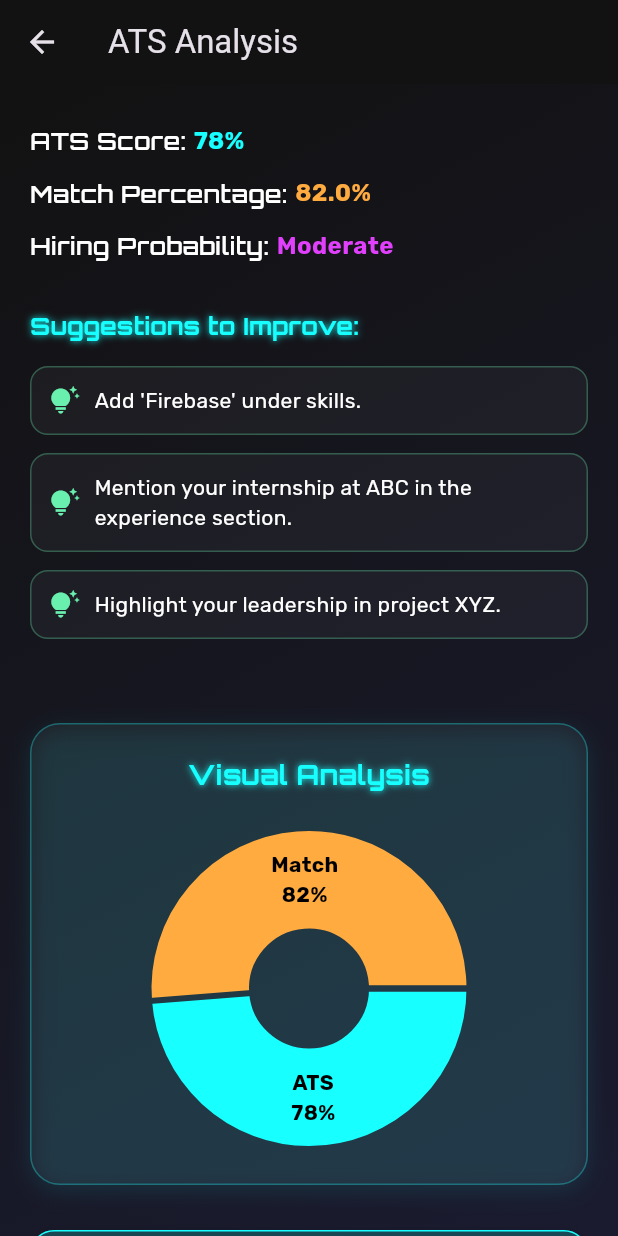
After one commit to arrohisrivastava0/SynthCV, a Flutter app: the ATSAnalysisScreen screen opened directly, on a phone screen of 412 x 824 dp. The commit adds this screen. Run offline on Flutter 3.47's test engine with Material 3 defaults, Android fonts, the phone set to English and light mode, and no system bars; drawn by our look-alikes of fl_chart; our stand-ins replace file_picker, flutter_dotenv, google_fonts, google_sign_in, hive, supabase_flutter; missing offline and left inert: syncfusion_flutter_pdf; accounts and stored records are empty; Roboto replaces fonts that are missing (Montserrat).

Commit message:
Added ats analysis

````diff
--- /dev/null
+++ b/lib/screens/ats_analysis_screen.dart
@@ -0,0 +1,209 @@
+import 'package:flutter/material.dart';
+import 'package:google_fonts/google_fonts.dart';
+import 'package:synthcv/widget/ats_chart_section.dart';
+
+class ATSAnalysisScreen extends StatelessWidget {
+  final int atsScore;
+  final double matchPercentage;
+  final String hiringProbability;
+  final List<String> suggestions;
+  final VoidCallback onRegenerateResume;
+
+  const ATSAnalysisScreen({
+    super.key,
+    required this.atsScore,
+    required this.matchPercentage,
+    required this.hiringProbability,
+    required this.suggestions,
+    required this.onRegenerateResume,
+  });
+
+  @override
+  Widget build(BuildContext context) {
+    return Scaffold(
+      appBar: AppBar(
+        title: const Text("ATS Analysis"),
+        backgroundColor: Colors.transparent,
+        elevation: 0,
+      ),
+      backgroundColor: const Color(0xFF121212),
+      body: Container(
+        width: double.infinity,
+        decoration: const BoxDecoration(
+          gradient: LinearGradient(
+            colors: [Color(0xFF121212), Color(0xFF1A1B2F)],
+            begin: Alignment.topLeft,
+            end: Alignment.bottomRight,
+          ),
+        ),
+        child: SingleChildScrollView(
+          padding: const EdgeInsets.all(20),
+          child: Column(
+            crossAxisAlignment: CrossAxisAlignment.start,
+            children: [
+              _buildScoreTile("ATS Score", "$atsScore%", Colors.cyanAccent),
+              _buildScoreTile("Match Percentage", "$matchPercentage%", Colors.orangeAccent),
+              _buildScoreTile("Hiring Probability", hiringProbability, Colors.purpleAccent),
+              const SizedBox(height: 24),
+              Text(
+                "Suggestions to Improve:",
+                style: GoogleFonts.orbitron(
+                  fontSize: 16,
+                  fontWeight: FontWeight.bold,
+                  color: Colors.cyanAccent,
+                  shadows: [const Shadow(blurRadius: 6, color: Colors.cyanAccent)],
+                ),
+              ),
+              const SizedBox(height: 10),
+              ...suggestions.map((s) => Container(
+                margin: const EdgeInsets.symmetric(vertical: 6),
+                padding: const EdgeInsets.all(12),
+                decoration: BoxDecoration(
+                  color: Colors.white.withOpacity(0.04),
+                  borderRadius: BorderRadius.circular(12),
+                  border: Border.all(color: Colors.greenAccent.withOpacity(0.3)),
+                ),
+                child: Row(
+                  children: [
+                    const Icon(Icons.tips_and_updates, color: Colors.greenAccent, size: 20),
+                    const SizedBox(width: 10),
+                    Expanded(
+                      child: Text(
+                        s,
+                        style: GoogleFonts.rubik(
+                          color: Colors.white,
+                          fontSize: 14,
+                        ),
+                      ),
+                    ),
+                  ],
+                ),
+              )),
+              const SizedBox(height: 30),
+              ATSChartSection(atsScore: atsScore, matchPercentage: matchPercentage),
+              const SizedBox(height: 30),
+              SizedBox(
+                width: double.infinity,
+                child: ElevatedButton.icon(
+                  onPressed: onRegenerateResume,
+                  icon: const Icon(Icons.refresh, color: Colors.white),
+                  label: const Text("Regenerate Resume"),
+                  style: ElevatedButton.styleFrom(
+                    backgroundColor: Colors.cyanAccent.withOpacity(0.2),
+                    foregroundColor: Colors.white,
+                    elevation: 8,
+                    shape: RoundedRectangleBorder(borderRadius: BorderRadius.circular(16)),
+                    side: const BorderSide(color: Colors.cyanAccent),
+                    padding: const EdgeInsets.symmetric(vertical: 16),
+                  ),
+                ),
+              ),
+            ],
+          ),
+        ),
+      ),
+
+      // body: Container(
+      //   width: double.infinity,
+      //   padding: const EdgeInsets.all(20),
+      //   decoration: const BoxDecoration(
+      //     gradient: LinearGradient(
+      //       colors: [Color(0xFF121212), Color(0xFF1A1B2F)],
+      //       begin: Alignment.topLeft,
+      //       end: Alignment.bottomRight,
+      //     ),
+      //   ),
+      //   child: Column(
+      //     crossAxisAlignment: CrossAxisAlignment.start,
+      //     children: [
+      //       _buildScoreTile("ATS Score", "$atsScore%", Colors.cyanAccent),
+      //       _buildScoreTile("Match Percentage", "$matchPercentage%", Colors.orangeAccent),
+      //       _buildScoreTile("Hiring Probability", hiringProbability, Colors.purpleAccent),
+      //       const SizedBox(height: 24),
+      //
+      //       Text("Suggestions to Improve:",
+      //         style: GoogleFonts.orbitron(
+      //           fontSize: 16,
+      //           fontWeight: FontWeight.bold,
+      //           color: Colors.cyanAccent,
+      //           shadows: [const Shadow(blurRadius: 6, color: Colors.cyanAccent)],
+      //         ),
+      //       ),
+      //       const SizedBox(height: 10),
+      //
+      //       ...suggestions.map((s) => Container(
+      //         margin: const EdgeInsets.symmetric(vertical: 6),
+      //         padding: const EdgeInsets.all(12),
+      //         decoration: BoxDecoration(
+      //           color: Colors.white.withOpacity(0.04),
+      //           borderRadius: BorderRadius.circular(12),
+      //           border: Border.all(color: Colors.greenAccent.withOpacity(0.3)),
+      //         ),
+      //         child: Row(
+      //           children: [
+      //             const Icon(Icons.tips_and_updates, color: Colors.greenAccent, size: 20),
+      //             const SizedBox(width: 10),
+      //             Expanded(
+      //               child: Text(s,
+      //                 style: GoogleFonts.rubik(
+      //                   color: Colors.white,
+      //                   fontSize: 14,
+      //                 ),
+      //               ),
+      //             ),
+      //           ],
+      //         ),
+      //       )),
+      //
+      //       const SizedBox(height: 30),
+      //       ATSChartSection(atsScore: atsScore, matchPercentage: matchPercentage),
+      //       const SizedBox(height: 30),
+      //
+      //       SizedBox(
+      //         width: double.infinity,
+      //         child: ElevatedButton.icon(
+      //           onPressed: onRegenerateResume,
+      //           icon: const Icon(Icons.refresh, color: Colors.white),
+      //           label: const Text("Regenerate Resume"),
+      //           style: ElevatedButton.styleFrom(
+      //             backgroundColor: Colors.cyanAccent.withOpacity(0.2),
+      //             foregroundColor: Colors.white,
+      //             elevation: 8,
+      //             shape: RoundedRectangleBorder(borderRadius: BorderRadius.circular(16)),
+      //             side: const BorderSide(color: Colors.cyanAccent),
+      //             padding: const EdgeInsets.symmetric(vertical: 16),
+      //           ),
+      //         ),
+      //       ),
+      //     ],
+      //   ),
+      // ),
+    );
+  }
+
+  Widget _buildScoreTile(String label, String value, Color color) {
+    return Padding(
+      padding: const EdgeInsets.symmetric(vertical: 6),
+      child: Row(
+        children: [
+          Text(
+            "$label: ",
+            style: GoogleFonts.orbitron(
+              fontSize: 16,
+              fontWeight: FontWeight.w600,
+              color: Colors.white,
+            ),
+          ),
+          Text(
+            value,
+            style: GoogleFonts.rubik(
+              fontSize: 16,
+              fontWeight: FontWeight.bold,
+              color: color,
+            ),
+          ),
+        ],
+      ),
+    );
+  }
+}
--- a/lib/screens/job_description_input_screen.dart
+++ b/lib/screens/job_description_input_screen.dart
@@ -83,6 +83,7 @@ import 'dart:io';
 import 'package:google_fonts/google_fonts.dart';
 import 'package:supabase_flutter/supabase_flutter.dart';
 import 'package:syncfusion_flutter_pdf/pdf.dart';
+import 'package:synthcv/screens/ats_analysis_screen.dart';
 import 'package:synthcv/services/gemini_service.dart';
 import 'package:synthcv/widget/simple_neon_button.dart';
 
@@ -286,20 +287,40 @@ class _JobDescriptionInputScreenState extends State<JobDescriptionInputScreen> {
 
       await supabase.from('job_descriptions').insert({
         'user_id': user.id,
-        'jd_text': jdContent,
-        'structured_json': structured,
+        'jd_json': structured,
         'created_at': DateTime.now().toIso8601String(),
       });
 
       ScaffoldMessenger.of(context).showSnackBar(
         const SnackBar(content: Text('Job description submitted!')),
       );
+
+      Navigator.push(
+        context,
+        MaterialPageRoute(
+          builder: (_) => ATSAnalysisScreen(
+            atsScore: 78,
+            matchPercentage: 82,
+            hiringProbability: "Moderate",
+            suggestions: [
+              "Add 'Firebase' under skills.",
+              "Mention your internship at ABC in the experience section.",
+              "Highlight your leadership in project XYZ."
+            ],
+            onRegenerateResume: () {
+              // Navigate to resume builder or call regeneration logic
+            },
+          ),
+        ),
+      );
+
     } catch (e) {
       ScaffoldMessenger.of(context).showSnackBar(
         SnackBar(content: Text('Error: $e')),
       );
     }
   }
+
 
 
   // Future<void> _submitJD() async {
--- a/lib/services/gemini_service.dart
+++ b/lib/services/gemini_service.dart
@@ -46,7 +46,7 @@ class GeminiService {
     }
   }
 
-  static Future<String?> extractResumeJSON(String rawResumeText) {
+  static Future<Map<String, dynamic>?> extractResumeJSON(String rawResumeText) {
     final prompt = '''
     You are an AI assistant that reads raw resume text and extracts it into a clean and structured JSON format with the following fields:
 - name
@@ -62,11 +62,106 @@ class GeminiService {
 Here is the resume raw text:
 
 $rawResumeText
+Example resultant JSON:
+{
+  "name": "xyz",
+  "email": "xyz@gmail.com",
+  "phone": "(+91)827429494",
+  "other_profiles": [
+    {
+      "type": "linkedin",
+      "url": "linkedin.com/in/--"
+    },
+    {
+      "type": "github",
+      "url": "github.com/a---"
+    },
+    {...}
+  ],
+  "skills": {
+    "Languages": [
+      "Java",
+      "C++",
+    ],
+    "Frameworks & Tools": [
+      "Android SDK",
+      "Flutter",
+    ],
+    "Hard Skills": [
+      "Flutter Development",
+      "Android Development",
+    ],
+    "Soft Skills": [
+      "Project Management",
+    ],
+    "xyz" : [..]
+  },
+  "education": [
+    {
+      "degree": "btech",
+      "institution": "abc University",
+      "location": "city, state",
+      "graduation_year": "yyyy",
+      "grade": "CGPA: 6.55"
+    },
+    {
+      "degree": "xyz",
+      "institution": "xyz",
+      "location": "city, state",
+      "graduation_year": "yyyy",
+      "grade": "Percentage: 80%"
+    },
+    {...}
+  ],
+  "experience": {
+    "work": [
+      {
+        "title": "Android Developer",
+        "company": "RemoDesk",
+        "dates": "June 2024 - July 2024",
+        "description": "Developed and maintained Android applications using Kotlin and Java, collaborated with a team of developers on feature design, and integrated REST APIs for data retrieval and processing. Conducted 10+ code reviews, optimized app performance by 15%, and enhanced UI design. Performed manual and automated testing to ensure 99% application quality, participated in weekly team meetings, and contributed to technical documentation guides."
+      },
+      {..}
+    ],
+    "leadership": [
+      {
+        "title": "Technical Lead",
+        "organization": "VIT Bhopal University • Android Club",
+        "dates": "May 2024 – Feb 2025",
+        "description": [
+          "Leading the technical department of the Android Club of VIT Bhopal University consisting of multiple tech departments with over 120 students.",
+          "Led technical sessions on Android development for over 300 students in a Tech Event organized by VIT Bhopal University.",
+          "Led and facilitated a hands-on workshops and delivered instructions on IoT, ML, and Android integration for over 130 students in the Android Fusion Event organized by Android Club VIT Bhopal University."
+        ]
+      },
+      {...}
+    ]
+  },
+  "projects": [
+    {
+      "name": "The Wall",
+      "technologies": "Flutter, Firebase Firestore",
+      "date": "January 2025",
+      "description": "Built a full-featured social media application using Flutter and Firebase Firestore. Enabled users to post text updates on \"The Wall,\" connect with others, like posts and comments, add comments, and edit their profiles. Integrated real-time updates and scalable data handling for a smooth user experience.",
+      "link": "http//..."
+    },
+    {...},
+  ],
+  "certifications": [
+    {
+      "name": "NPTEL Cloud Computing",
+      "organization": "SWAYAM MHRD",
+      "year": "2024",
+      "verification_link": "http..."
+    },
+    {...}
+  ]
+}
 ''';
-    return _getRawGeminiResponse(prompt);
+    return generateStructuredMap(prompt);
   }
 
-  static Future<String?> extractJobDescriptionJSON(String jdText) {
+  static Future<Map<String, dynamic>?> extractJobDescriptionJSON(String jdText) {
     final prompt = '''
 Here is a job description:
 
@@ -78,9 +173,17 @@ Extract this as structured JSON:
 - required_skills
 - responsibilities
 - qualifications (list of eligibility and other requirements if any)
+- keywords and their frequency and importance for ats score
 ''';
-    return _getRawGeminiResponse(prompt);
+    return generateStructuredMap(prompt);
   }
+
+  static String _stripMarkdownCodeBlock(String text) {
+    final regex = RegExp(r'^```(?:json)?\s*([\s\S]*)\s*```$', multiLine: true);
+    final match = regex.firstMatch(text.trim());
+    return match != null ? match.group(1)!.trim() : text;
+  }
+
 
   /// ✅ Returns parsed JSON from Gemini as a Map
   static Future<Map<String, dynamic>?> generateStructuredMap(
@@ -88,10 +191,18 @@ Extract this as structured JSON:
     final rawText = await _getRawGeminiResponse(prompt);
     if (rawText == null) return null;
 
+    // try {
+    //   return jsonDecode(rawText);
+    // } catch (e) {
+    //   print("Error parsing Gemini response: $e");
+    //   return null;
+    // }
+
     try {
-      return jsonDecode(rawText);
+      final cleaned = _stripMarkdownCodeBlock(rawText);
+      return jsonDecode(cleaned);
     } catch (e) {
-      print("Error parsing Gemini response: $e");
+      print("❌ Error parsing Gemini response: $e");
       return null;
     }
   }
@@ -102,14 +213,14 @@ Extract this as structured JSON:
   }) async {
     final prompt = '''
 You are an ATS (Applicant Tracking System) evaluation engine.
-
-Compare the following resume with the job description and provide:
+Compare the following resume with the job description strictly, keeping in mind the keywords, the quality of the resume and etc and provide:
 
 1. ATS Match Score (out of 100)
-2. Chance of getting hired (choose from [Excellent Chance, Strong Chance, Good Chance, Fair Chance (with Focused Growth), Low Chance for this role (Focus on Growth Areas)])
+2. Chance of getting hired (choose from [Excellent, Strong, Good, Fair, Low])
 3. Matching Skills
 4. Missing Skills
 5. Areas of Improvement (suggestions)
+6. Very short key points for suggestions to improve
 
 Resume:
 ${jsonEncode(resumeJson)}
@@ -120,10 +231,11 @@ ${jsonEncode(jdJson)}
 Respond in JSON format:
 {
   "ats_score": 87,
-  "chance_of_getting_hired": Strong Chance
+  "hiring_probability": Strong
   "matching_skills": [...],
   "missing_skills": [...],
   "suggestions": [...]
+  "key_suggestions": [...]
 }
 ''';
 
--- /dev/null
+++ b/lib/widget/ats_chart_section.dart
@@ -0,0 +1,172 @@
+import 'package:flutter/material.dart';
+import 'package:fl_chart/fl_chart.dart';
+import 'package:google_fonts/google_fonts.dart';
+
+class ATSChartSection extends StatelessWidget {
+  final int atsScore;
+  final double matchPercentage;
+
+  const ATSChartSection({
+    super.key,
+    required this.atsScore,
+    required this.matchPercentage,
+  });
+
+  Widget build(BuildContext context) {
+    return Container(
+      padding: const EdgeInsets.all(20),
+      margin: const EdgeInsets.only(top: 20),
+      decoration: BoxDecoration(
+        color: Colors.white.withOpacity(0.04),
+        borderRadius: BorderRadius.circular(20),
+        border: Border.all(color: Colors.cyanAccent.withOpacity(0.3)),
+        boxShadow: [
+          BoxShadow(
+            color: Colors.cyanAccent.withOpacity(0.1),
+            blurRadius: 12,
+            offset: const Offset(0, 4),
+          ),
+        ],
+      ),
+      child: Column(
+        crossAxisAlignment: CrossAxisAlignment.center,
+        children: [
+          Text(
+            "Visual Analysis",
+            style: GoogleFonts.orbitron(
+              fontSize: 18,
+              fontWeight: FontWeight.bold,
+              color: Colors.cyanAccent,
+              shadows: const [Shadow(blurRadius: 6, color: Colors.cyanAccent)],
+            ),
+          ),
+          const SizedBox(height: 20),
+
+          // ✅ Give PieChart a fixed height using SizedBox
+          SizedBox(
+            height: 220,
+            child: PieChart(
+              PieChartData(
+                centerSpaceRadius: 40,
+                sectionsSpace: 4,
+                sections: [
+                  PieChartSectionData(
+                    value: atsScore.toDouble(),
+                    color: Colors.cyanAccent,
+                    title: 'ATS\n${atsScore.toInt()}%',
+                    radius: 65,
+                    titleStyle: GoogleFonts.rubik(
+                      color: Colors.black,
+                      fontSize: 14,
+                      fontWeight: FontWeight.bold,
+                    ),
+                  ),
+                  PieChartSectionData(
+                    value: matchPercentage,
+                    color: Colors.orangeAccent,
+                    title: 'Match\n${matchPercentage.toInt()}%',
+                    radius: 65,
+                    titleStyle: GoogleFonts.rubik(
+                      color: Colors.black,
+                      fontSize: 14,
+                      fontWeight: FontWeight.bold,
+                    ),
+                  ),
+                ],
+              ),
+            ),
+          ),
+        ],
+      ),
+    );
+  }
+
+
+  // @override
+  // Widget build(BuildContext context) {
+  //   return Container(
+  //     padding: const EdgeInsets.all(20),
+  //     margin: const EdgeInsets.only(top: 20),
+  //     decoration: BoxDecoration(
+  //       color: Colors.white.withOpacity(0.04),
+  //       borderRadius: BorderRadius.circular(20),
+  //       border: Border.all(color: Colors.cyanAccent.withOpacity(0.3)),
+  //       boxShadow: [
+  //         BoxShadow(
+  //           color: Colors.cyanAccent.withOpacity(0.1),
+  //           blurRadius: 12,
+  //           offset: const Offset(0, 4),
+  //         ),
+  //       ],
+  //     ),
+  //     child: Column(
+  //       children: [
+  //         Text(
+  //           "Visual Analysis",
+  //           style: GoogleFonts.orbitron(
+  //             fontSize: 18,
+  //             fontWeight: FontWeight.bold,
+  //             color: Colors.cyanAccent,
+  //             shadows: const [Shadow(blurRadius: 6, color: Colors.cyanAccent)],
+  //           ),
+  //         ),
+  //         const SizedBox(height: 20),
+  //         PieChart(
+  //           PieChartData(
+  //             centerSpaceRadius: 40,
+  //             sectionsSpace: 4,
+  //             sections: [
+  //               PieChartSectionData(
+  //                 value: atsScore.toDouble(),
+  //                 color: Colors.cyanAccent,
+  //                 title: 'ATS\n${atsScore.toInt()}%',
+  //                 radius: 65,
+  //                 titleStyle: GoogleFonts.rubik(
+  //                   color: Colors.black,
+  //                   fontSize: 14,
+  //                   fontWeight: FontWeight.bold,
+  //                 ),
+  //                 // badgeWidget: _glowDot(Colors.cyanAccent),
+  //                 // badgePositionPercentageOffset: 1.2,
+  //               ),
+  //               PieChartSectionData(
+  //                 value: matchPercentage,
+  //                 color: Colors.orangeAccent,
+  //                 title: 'Match\n${matchPercentage.toInt()}%',
+  //                 radius: 65,
+  //                 titleStyle: GoogleFonts.rubik(
+  //                   color: Colors.black,
+  //                   fontSize: 14,
+  //                   fontWeight: FontWeight.bold,
+  //                 ),
+  //                 // badgeWidget: _glowDot(Colors.orangeAccent),
+  //                 // badgePositionPercentageOffset: 1.2,
+  //               ),
+  //             ],
+  //           ),
+  //         ),
+  //       ],
+  //     ),
+  //   );
+  // }
+
+  Widget _glowDot(Color color) {
+    return SizedBox(
+      width: 16,
+      height: 16,
+      child: Container(
+        decoration: BoxDecoration(
+          shape: BoxShape.circle,
+          color: color,
+          boxShadow: [
+            BoxShadow(
+              color: color.withOpacity(0.6),
+              blurRadius: 12,
+              spreadRadius: 1,
+            ),
+          ],
+        ),
+      ),
+    );
+  }
+}
--- a/pubspec.yaml
+++ b/pubspec.yaml
@@ -48,6 +48,7 @@ dependencies:
   syncfusion_flutter_pdf: ^29.1.38
   http: ^1.4.0
   flutter_dotenv: ^5.2.1
+  fl_chart: ^0.67.0
 
 dev_dependencies:
   flutter_test:
````
Also changed, not shown: lib/resume/pdf_resume/upload_resume_screen.dart (+6 -3 lines), pubspec.lock.
